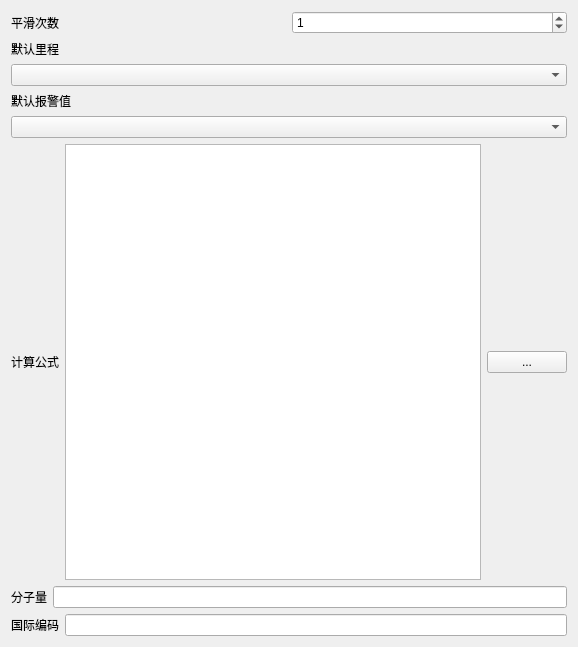
This is src/config_ui/qt/src/config/headers/widgets/variant_edit/extend.ui in eth-from-zero/qzy-environmental-monitoring as Qt 5 draws it before an edit. The edited form follows.
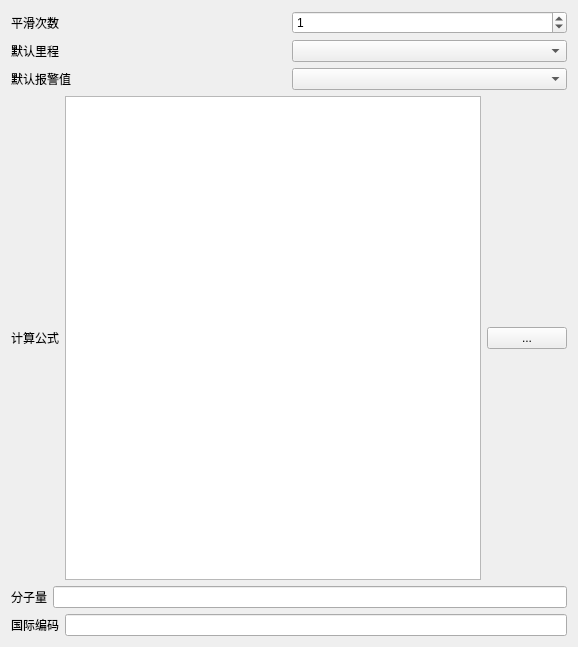
This is the edited form.

What changed in the file:
```diff
--- a/src/config_ui/qt/src/config/headers/widgets/variant_edit/extend.ui
+++ b/src/config_ui/qt/src/config/headers/widgets/variant_edit/extend.ui
@@ -33,6 +33,8 @@
     </layout>
    </item>
    <item>
+    <layout class="QHBoxLayout" name="horizontalLayout_5">
+     <item>
     <widget class="QLabel" name="label_2">
      <property name="text">
       <string>默认里程</string>
@@ -42,6 +44,10 @@
    <item>
     <widget class="QComboBox" name="comboBox"/>
    </item>
+    </layout>
+   </item>
+   <item>
+    <layout class="QHBoxLayout" name="horizontalLayout_6">
    <item>
     <widget class="QLabel" name="label_3">
      <property name="text">
@@ -55,6 +61,8 @@
       <number>-1</number>
      </property>
     </widget>
+     </item>
+    </layout>
    </item>
    <item>
     <layout class="QHBoxLayout" name="horizontalLayout_2">
```
Lines whose indentation alone changed are shown as unchanged.
